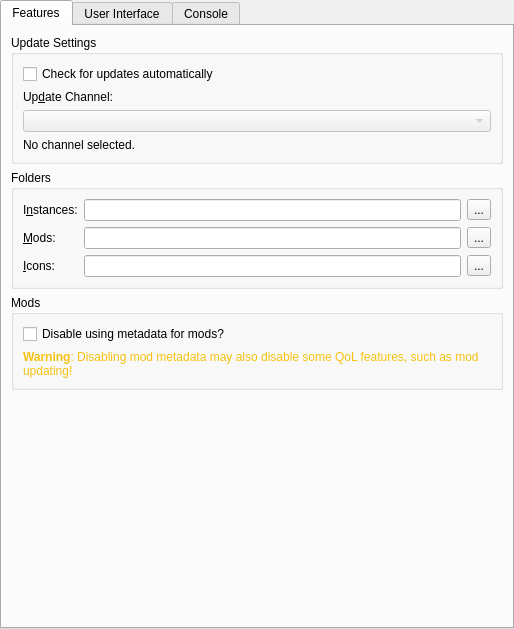
Above: launcher/ui/pages/global/LauncherPage.ui from FreesmTeam/FreesmLauncher before the change. Below: the same form after it.
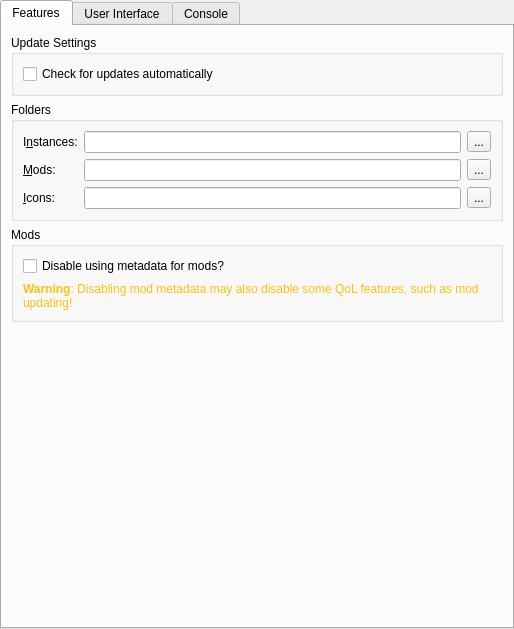
That is the form after the change.

The edit to the form file:
```diff
--- a/launcher/ui/pages/global/LauncherPage.ui
+++ b/launcher/ui/pages/global/LauncherPage.ui
@@ -58,33 +58,6 @@
             </property>
            </widget>
           </item>
-          <item>
-           <widget class="QLabel" name="updateChannelLabel">
-            <property name="text">
-             <string>Up&amp;date Channel:</string>
-            </property>
-            <property name="buddy">
-             <cstring>updateChannelComboBox</cstring>
-            </property>
-           </widget>
-          </item>
-          <item>
-           <widget class="QComboBox" name="updateChannelComboBox">
-            <property name="enabled">
-             <bool>false</bool>
-            </property>
-           </widget>
-          </item>
-          <item>
-           <widget class="QLabel" name="updateChannelDescLabel">
-            <property name="text">
-             <string>No channel selected.</string>
-            </property>
-            <property name="wordWrap">
-             <bool>true</bool>
-            </property>
-           </widget>
-          </item>
          </layout>
         </widget>
        </item>
```
Left out of the diff: 1 changed line with no effect on the pictures.
